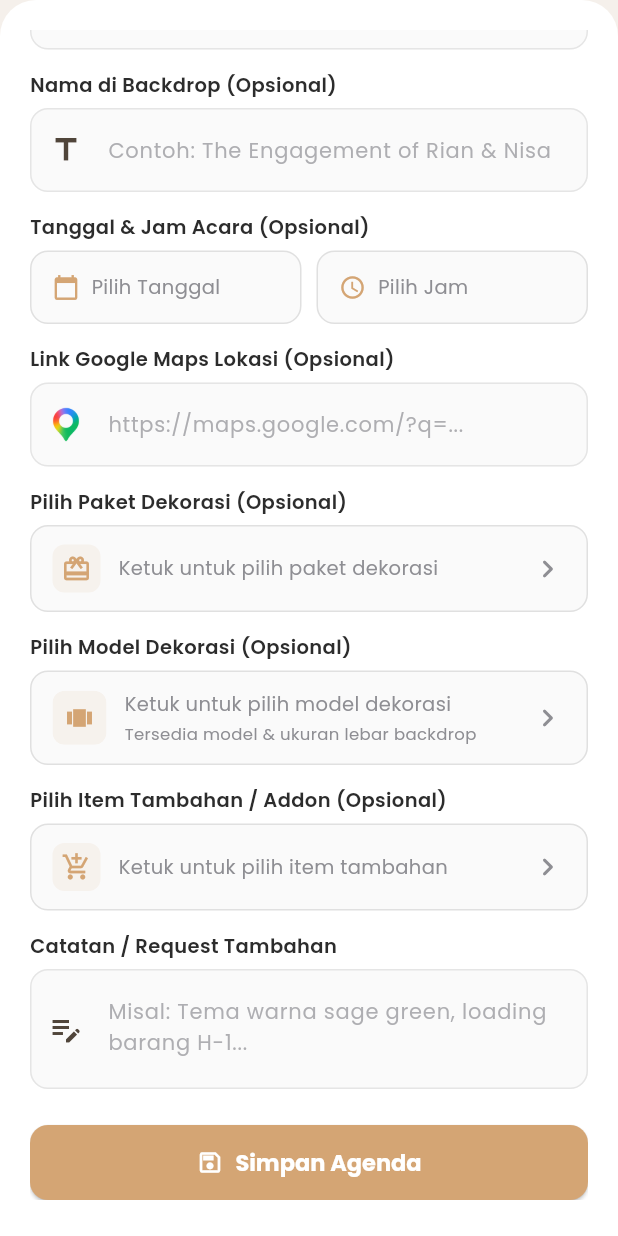
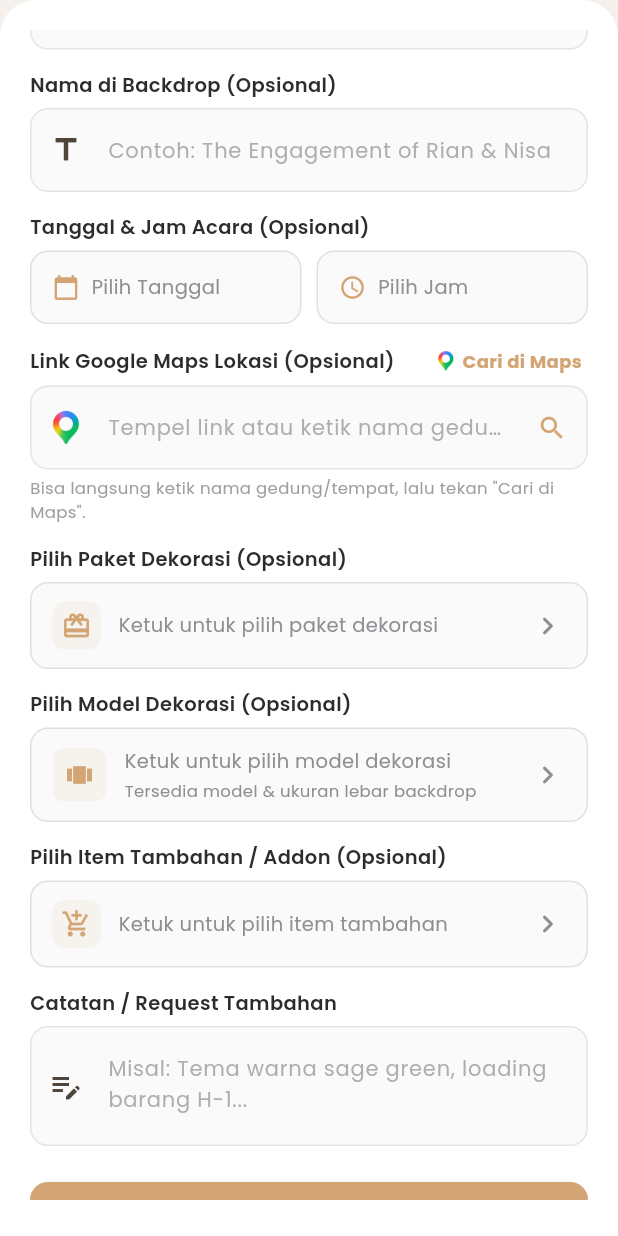
Before and after one commit to sonijulianto/dekorin_apps, a Flutter app: the CreateAgendaSheet widget shown alone on an empty page, opened directly, scrolled down 247 dp, on a phone screen of 412 x 824 dp. Run offline on Flutter 3.47's test engine with Material 3 defaults, Android fonts, the phone set to English and light mode, and no system bars; our stand-ins replace flutter_riverpod, google_fonts, image_picker, pdf, printing, shared_preferences; accounts and stored records are empty.

Commit message:
feat: add Google Maps search popup and auto-formatter when creating agenda in mobile app

```diff
--- a/lib/ui/features/agenda/views/create_agenda_sheet.dart
+++ b/lib/ui/features/agenda/views/create_agenda_sheet.dart
@@ -1,6 +1,7 @@
 import 'package:flutter/material.dart';
 import 'package:flutter_riverpod/flutter_riverpod.dart';
 import 'package:intl/intl.dart';
+import 'package:url_launcher/url_launcher.dart';
 
 import 'package:dekorin_apps/config/theme/app_theme.dart';
 import 'package:dekorin_apps/data/services/agenda_service.dart';
@@ -34,6 +35,89 @@ class _CreateAgendaSheetState extends ConsumerState<CreateAgendaSheet> {
   double _selectedModelAdditionalPrice = 0.0;
   List<SelectedAddonItem> _selectedAddons = [];
   bool _isLoading = false;
+
+  Future<void> _searchGoogleMaps() async {
+    String query = _mapsUrlController.text.trim();
+    if (query.isEmpty) {
+      final searchResult = await showDialog<String>(
+        context: context,
+        builder: (ctx) {
+          final tempController = TextEditingController();
+          return AlertDialog(
+            shape: RoundedRectangleBorder(borderRadius: BorderRadius.circular(16)),
+            title: Row(
+              children: [
+                Image.asset('assets/icons/google-maps-icon.webp', width: 22, height: 22),
+                const SizedBox(width: 8),
+                const Text('Cari Lokasi di Maps', style: TextStyle(fontSize: 16, fontWeight: FontWeight.bold)),
+              ],
+            ),
+            content: Column(
+              mainAxisSize: MainAxisSize.min,
+              crossAxisAlignment: CrossAxisAlignment.start,
+              children: [
+                const Text(
+                  'Ketik nama gedung, hotel, venue, atau alamat acara:',
+                  style: TextStyle(fontSize: 12, color: Colors.grey),
+                ),
+                const SizedBox(height: 12),
+                TextField(
+                  controller: tempController,
+                  autofocus: true,
+                  decoration: InputDecoration(
+                    hintText: 'Contoh: Gedung Serbaguna Puri Begawan',
+                    border: OutlineInputBorder(borderRadius: BorderRadius.circular(12)),
+                    contentPadding: const EdgeInsets.symmetric(horizontal: 14, vertical: 12),
+                  ),
+                ),
+              ],
+            ),
+            actions: [
+              TextButton(
+                onPressed: () => Navigator.pop(ctx),
+                child: const Text('Batal', style: TextStyle(color: Colors.grey)),
+              ),
+              ElevatedButton(
+                onPressed: () => Navigator.pop(ctx, tempController.text.trim()),
+                style: ElevatedButton.styleFrom(
+                  backgroundColor: AppTheme.primaryGold,
+                  foregroundColor: Colors.white,
+                  shape: RoundedRectangleBorder(borderRadius: BorderRadius.circular(10)),
+                ),
+                child: const Text('Buka Google Maps'),
+              ),
+            ],
+          );
+        },
+      );
+
+      if (searchResult == null || searchResult.isEmpty) return;
+      query = searchResult;
+    }
+
+    Uri url;
+    if (query.startsWith('http://') || query.startsWith('https://')) {
+      url = Uri.parse(query);
+    } else {
+      final mapsUrl = 'https://www.google.com/maps/search/?api=1&query=${Uri.encodeComponent(query)}';
+      _mapsUrlController.text = mapsUrl;
+      url = Uri.parse(mapsUrl);
+    }
+
+    try {
+      if (await canLaunchUrl(url)) {
+        await launchUrl(url, mode: LaunchMode.externalApplication);
+      } else {
+        await launchUrl(url, mode: LaunchMode.platformDefault);
+      }
+    } catch (e) {
+      if (mounted) {
+        ScaffoldMessenger.of(context).showSnackBar(
+          SnackBar(content: Text('Gagal membuka Google Maps: $e')),
+        );
+      }
+    }
+  }
 
   Future<void> _openPackagePicker() async {
     final result = await Navigator.of(context).push<DecorationPackage>(
@@ -229,12 +313,17 @@ class _CreateAgendaSheetState extends ConsumerState<CreateAgendaSheet> {
 
       final effectivePackagePrice = (_selectedPackage?.basePrice ?? 0.0) + _selectedModelAdditionalPrice;
 
+      String mapsUrl = _mapsUrlController.text.trim();
+      if (mapsUrl.isNotEmpty && !mapsUrl.startsWith('http://') && !mapsUrl.startsWith('https://')) {
+        mapsUrl = 'https://www.google.com/maps/search/?api=1&query=${Uri.encodeComponent(mapsUrl)}';
+      }
+
       await agendaService.createAgenda(
         clientName: _clientNameController.text.trim(),
         clientPhone: _clientPhoneController.text.trim(),
         backdropTitle: _backdropTitleController.text.trim(),
         eventDateTime: eventDateTime,
-        mapsUrl: _mapsUrlController.text.trim(),
+        mapsUrl: mapsUrl,
         packageId: _selectedPackage?.id ?? '',
         packagePrice: effectivePackagePrice,
         modelId: _selectedModel?.id ?? '',
@@ -519,6 +608,9 @@ class _CreateAgendaSheetState extends ConsumerState<CreateAgendaSheet> {
               const SizedBox(height: 14),
 
               // 4. Link Maps Google Maps
+              Row(
+                mainAxisAlignment: MainAxisAlignment.spaceBetween,
+                children: [
                   const Text(
                     'Link Google Maps Lokasi (Opsional)',
                     style: TextStyle(
@@ -527,12 +619,40 @@ class _CreateAgendaSheetState extends ConsumerState<CreateAgendaSheet> {
                       color: AppTheme.textDark,
                     ),
                   ),
+                  InkWell(
+                    onTap: _searchGoogleMaps,
+                    borderRadius: BorderRadius.circular(8),
+                    child: Padding(
+                      padding: const EdgeInsets.symmetric(horizontal: 4, vertical: 2),
+                      child: Row(
+                        mainAxisSize: MainAxisSize.min,
+                        children: [
+                          Image.asset(
+                            'assets/icons/google-maps-icon.webp',
+                            width: 14,
+                            height: 14,
+                          ),
+                          const SizedBox(width: 4),
+                          const Text(
+                            'Cari di Maps',
+                            style: TextStyle(
+                              fontSize: 12,
+                              fontWeight: FontWeight.bold,
+                              color: AppTheme.primaryGold,
+                            ),
+                          ),
+                        ],
+                      ),
+                    ),
+                  ),
+                ],
+              ),
               const SizedBox(height: 6),
               TextFormField(
                 controller: _mapsUrlController,
-                keyboardType: TextInputType.url,
+                keyboardType: TextInputType.text,
                 decoration: InputDecoration(
-                  hintText: 'https://maps.google.com/?q=...',
+                  hintText: 'Tempel link atau ketik nama gedung/lokasi...',
                   prefixIcon: Padding(
                     padding: const EdgeInsets.all(12.0),
                     child: Image.asset(
@@ -541,9 +661,19 @@ class _CreateAgendaSheetState extends ConsumerState<CreateAgendaSheet> {
                       height: 20,
                     ),
                   ),
+                  suffixIcon: IconButton(
+                    icon: const Icon(Icons.search, color: AppTheme.primaryGold, size: 20),
+                    tooltip: 'Cari di Google Maps',
+                    onPressed: _searchGoogleMaps,
+                  ),
                   filled: true,
                   fillColor: Colors.grey.shade50,
                 ),
+              ),
+              const SizedBox(height: 4),
+              const Text(
+                'Bisa langsung ketik nama gedung/tempat, lalu tekan "Cari di Maps".',
+                style: TextStyle(fontSize: 11, color: Colors.grey),
               ),
               const SizedBox(height: 14),
 
```
Lines whose indentation alone changed are shown as unchanged.
